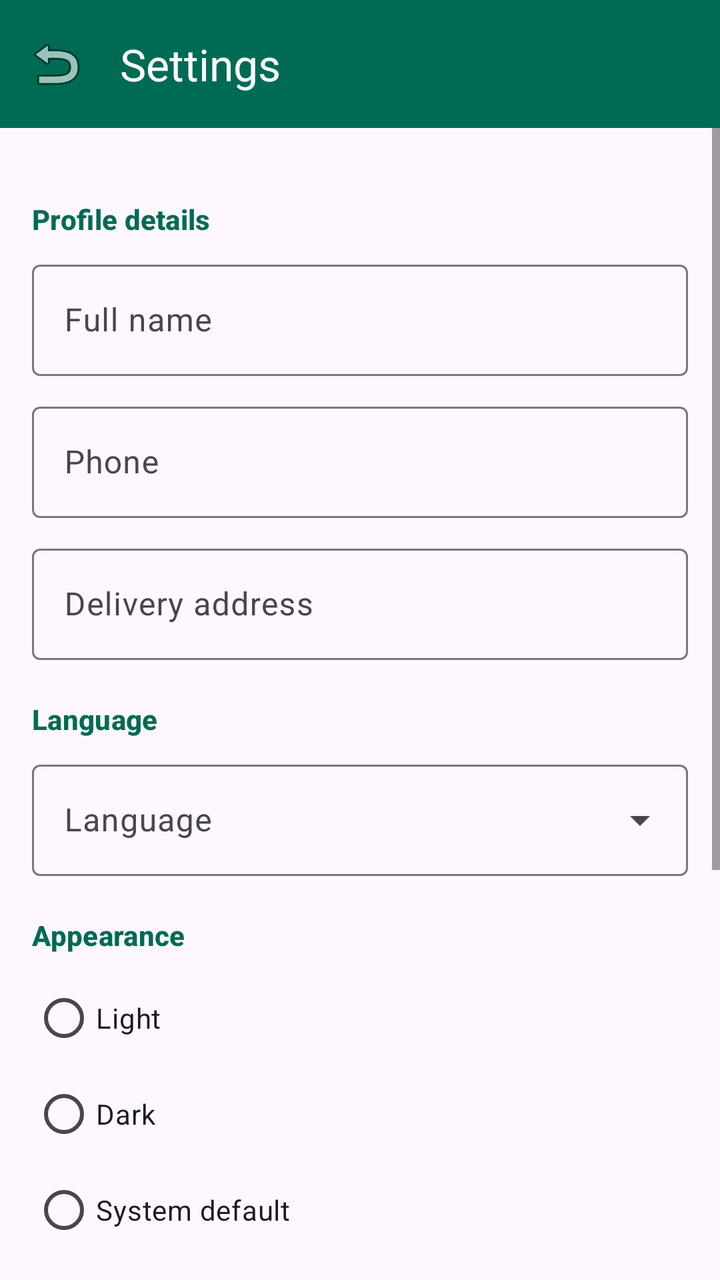
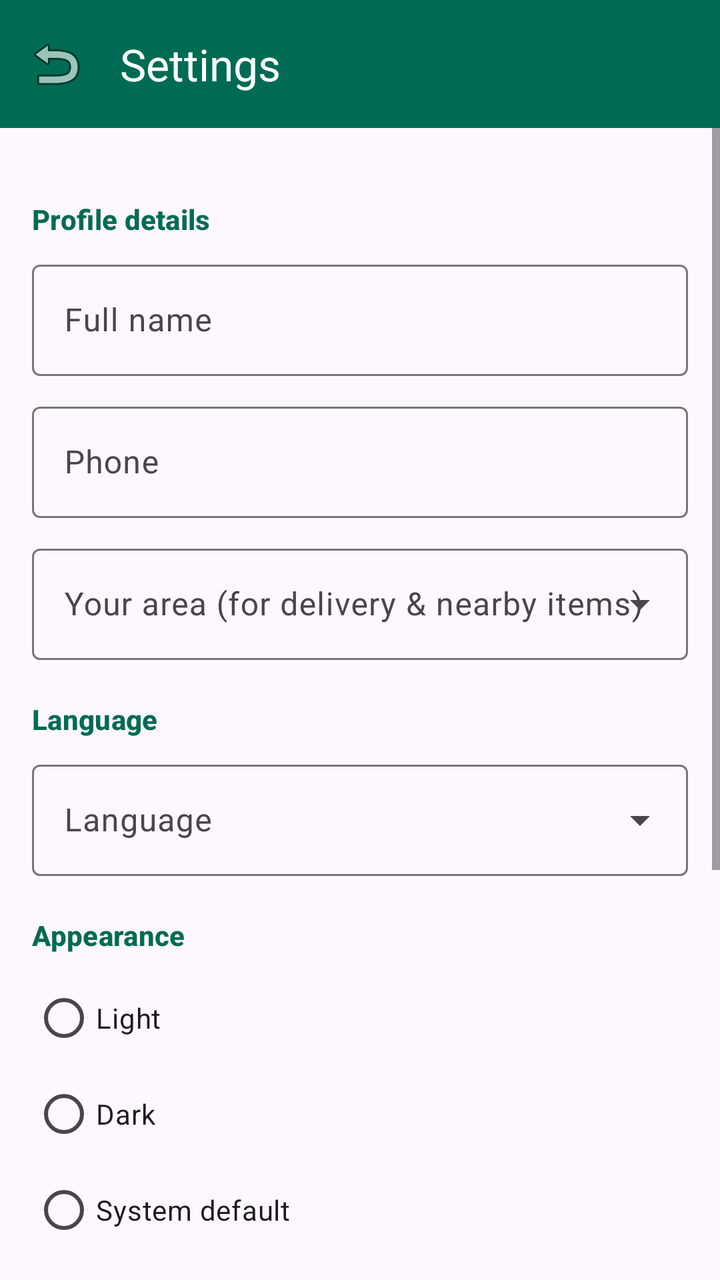

The first picture is an Android layout as it rendered before a commit; the second is the same layout after the commit. The layout source and the unified diff follow.
<!-- AndroidManifest.xml: application theme Theme.ShopLocal -->
<!-- res/layout/activity_settings.xml -->
<?xml version="1.0" encoding="utf-8"?>
<LinearLayout xmlns:android="http://schemas.android.com/apk/res/android"
    xmlns:app="http://schemas.android.com/apk/res-auto"
    android:layout_width="match_parent"
    android:layout_height="match_parent"
    android:orientation="vertical"
    android:background="?attr/colorSurface">

    <com.google.android.material.appbar.MaterialToolbar
        android:id="@+id/toolbar"
        android:layout_width="match_parent"
        android:layout_height="?attr/actionBarSize"
        android:background="@color/brand_green"
        app:navigationIcon="@android:drawable/ic_menu_revert"
        app:title="@string/settings"
        app:titleTextColor="@color/white" />

    <ScrollView
        android:layout_width="match_parent"
        android:layout_height="0dp"
        android:layout_weight="1">

        <LinearLayout
            android:layout_width="match_parent"
            android:layout_height="wrap_content"
            android:orientation="vertical"
            android:padding="16dp">

            
            <TextView style="@style/SettingsSection" android:text="@string/profile_details" />

            <com.google.android.material.textfield.TextInputLayout
                android:layout_width="match_parent"
                android:layout_height="wrap_content"
                android:hint="@string/full_name">

                <com.google.android.material.textfield.TextInputEditText
                    android:id="@+id/inputName"
                    android:layout_width="match_parent"
                    android:layout_height="wrap_content"
                    android:inputType="textPersonName" />
            </com.google.android.material.textfield.TextInputLayout>

            <com.google.android.material.textfield.TextInputLayout
                android:layout_width="match_parent"
                android:layout_height="wrap_content"
                android:layout_marginTop="10dp"
                android:hint="@string/phone">

                <com.google.android.material.textfield.TextInputEditText
                    android:id="@+id/inputPhone"
                    android:layout_width="match_parent"
                    android:layout_height="wrap_content"
                    android:inputType="phone" />
            </com.google.android.material.textfield.TextInputLayout>

            <com.google.android.material.textfield.TextInputLayout
                android:layout_width="match_parent"
                android:layout_height="wrap_content"
                android:layout_marginTop="10dp"
                android:hint="@string/address">

                <com.google.android.material.textfield.TextInputEditText
                    android:id="@+id/inputAddress"
                    android:layout_width="match_parent"
                    android:layout_height="wrap_content"
                    android:inputType="textPostalAddress" />
            </com.google.android.material.textfield.TextInputLayout>

            
            <TextView style="@style/SettingsSection" android:text="@string/language" />

            <com.google.android.material.textfield.TextInputLayout
                android:layout_width="match_parent"
                android:layout_height="wrap_content"
                style="@style/Widget.Material3.TextInputLayout.OutlinedBox.ExposedDropdownMenu"
                android:hint="@string/language">

                <AutoCompleteTextView
                    android:id="@+id/languageDropdown"
                    android:layout_width="match_parent"
                    android:layout_height="wrap_content"
                    android:inputType="none" />
            </com.google.android.material.textfield.TextInputLayout>

            
            <TextView style="@style/SettingsSection" android:text="@string/appearance" />

            <RadioGroup
                android:id="@+id/themeGroup"
                android:layout_width="match_parent"
                android:layout_height="wrap_content"
                android:orientation="vertical">

                <RadioButton android:id="@+id/themeLight"  android:layout_width="match_parent" android:layout_height="wrap_content" android:text="@string/theme_light" />
                <RadioButton android:id="@+id/themeDark"   android:layout_width="match_parent" android:layout_height="wrap_content" android:text="@string/theme_dark" />
                <RadioButton android:id="@+id/themeSystem" android:layout_width="match_parent" android:layout_height="wrap_content" android:text="@string/theme_system" />
            </RadioGroup>

            
            <TextView style="@style/SettingsSection" android:text="@string/notifications" />

            <com.google.android.material.materialswitch.MaterialSwitch
                android:id="@+id/switchPush"
                android:layout_width="match_parent"
                android:layout_height="wrap_content"
                android:paddingVertical="8dp"
                android:text="@string/push_notifications" />

            <com.google.android.material.materialswitch.MaterialSwitch
                android:id="@+id/switchEmail"
                android:layout_width="match_parent"
                android:layout_height="wrap_content"
                android:paddingVertical="8dp"
                android:text="@string/email_notifications" />

            
            <TextView style="@style/SettingsSection" android:text="@string/subscription" />

            <com.google.android.material.materialswitch.MaterialSwitch
                android:id="@+id/switchSubscribe"
                android:layout_width="match_parent"
                android:layout_height="wrap_content"
                android:paddingVertical="8dp"
                android:text="@string/subscription_desc" />

            <com.google.android.material.button.MaterialButton
                android:id="@+id/btnSave"
                android:layout_width="match_parent"
                android:layout_height="wrap_content"
                android:layout_marginTop="24dp"
                android:paddingVertical="12dp"
                android:text="@string/save" />
        </LinearLayout>
    </ScrollView>
</LinearLayout>
<!-- resources referenced by this layout -->
<resources>
  <color name="brand_green">#006B54</color>
  <color name="white">#FFFFFF</color>
  <string name="address">Delivery address</string>
  <string name="appearance">Appearance</string>
  <string name="email_notifications">Email notifications</string>
  <string name="full_name">Full name</string>
  <string name="language">Language</string>
  <string name="notifications">Notifications</string>
  <string name="phone">Phone</string>
  <string name="profile_details">Profile details</string>
  <string name="push_notifications">Push notifications</string>
  <string name="save">Save changes</string>
  <string name="settings">Settings</string>
  <string name="subscription">ShopLocal MORE</string>
  <string name="subscription_desc">Free delivery on every order</string>
  <string name="theme_dark">Dark</string>
  <string name="theme_light">Light</string>
  <string name="theme_system">System default</string>
  <style name="SettingsSection" parent="TextAppearance.Material3.TitleSmall">
          <item name="android:layout_width">wrap_content</item>
          <item name="android:layout_height">wrap_content</item>
          <item name="android:layout_marginTop">20dp</item>
          <item name="android:layout_marginBottom">8dp</item>
          <item name="android:textColor">@color/brand_green</item>
          <item name="android:textStyle">bold</item>
      </style>
  <style name="Theme.ShopLocal" parent="Theme.Material3.DayNight.NoActionBar">
          <item name="colorPrimary">@color/brand_green</item>
          <item name="colorPrimaryDark">@color/brand_green_dark</item>
          <item name="colorOnPrimary">@color/white</item>
          <item name="colorSecondary">@color/brand_orange</item>
          <item name="colorOnSecondary">@color/white</item>
          <item name="colorTertiary">@color/brand_gold</item>
          <item name="android:statusBarColor">@color/brand_green</item>
      </style>
  <color name="brand_green_dark">#004C3C</color>
  <color name="brand_orange">#E87A1A</color>
  <color name="brand_gold">#FFB612</color>
</resources>

<!-- the commit's change to res/layout/activity_settings.xml (unified diff, before → after) -->
@@ -58,13 +58,14 @@
                 android:layout_width="match_parent"
                 android:layout_height="wrap_content"
                 android:layout_marginTop="10dp"
-                android:hint="@string/address">
+                style="@style/Widget.Material3.TextInputLayout.OutlinedBox.ExposedDropdownMenu"
+                android:hint="@string/your_area">
 
-                <com.google.android.material.textfield.TextInputEditText
-                    android:id="@+id/inputAddress"
+                <AutoCompleteTextView
+                    android:id="@+id/inputArea"
                     android:layout_width="match_parent"
                     android:layout_height="wrap_content"
-                    android:inputType="textPostalAddress" />
+                    android:inputType="none" />
             </com.google.android.material.textfield.TextInputLayout>
 
             
<!-- resource entries referenced after the edit -->
@@ -2,7 +2,6 @@
 <resources>
   <color name="brand_green">#006B54</color>
   <color name="white">#FFFFFF</color>
-  <string name="address">Delivery address</string>
   <string name="appearance">Appearance</string>
   <string name="email_notifications">Email notifications</string>
   <string name="full_name">Full name</string>
@@ -18,6 +17,7 @@
   <string name="theme_dark">Dark</string>
   <string name="theme_light">Light</string>
   <string name="theme_system">System default</string>
+  <string name="your_area">Your area (for delivery &amp; nearby items)</string>
   <style name="SettingsSection" parent="TextAppearance.Material3.TitleSmall">
           <item name="android:layout_width">wrap_content</item>
           <item name="android:layout_height">wrap_content</item>
@@ -27,16 +27,48 @@
           <item name="android:textStyle">bold</item>
       </style>
   <style name="Theme.ShopLocal" parent="Theme.Material3.DayNight.NoActionBar">
+          
           <item name="colorPrimary">@color/brand_green</item>
           <item name="colorPrimaryDark">@color/brand_green_dark</item>
           <item name="colorOnPrimary">@color/white</item>
+          <item name="colorPrimaryContainer">@color/brand_green_light</item>
+          <item name="colorOnPrimaryContainer">@color/brand_green_dark</item>
           <item name="colorSecondary">@color/brand_orange</item>
           <item name="colorOnSecondary">@color/white</item>
+          <item name="colorSecondaryContainer">@color/brand_gold_light</item>
+          <item name="colorOnSecondaryContainer">#5A4200</item>
           <item name="colorTertiary">@color/brand_gold</item>
+  
+          
+          <item name="shapeAppearanceCornerSmall">@style/ShapeAppearance.ShopLocal.Small</item>
+          <item name="shapeAppearanceCornerMedium">@style/ShapeAppearance.ShopLocal.Medium</item>
+          <item name="shapeAppearanceCornerLarge">@style/ShapeAppearance.ShopLocal.Large</item>
+  
+          
+          <item name="materialButtonStyle">@style/Widget.ShopLocal.Button</item>
+  
+          
           <item name="android:statusBarColor">@color/brand_green</item>
+          <item name="android:navigationBarColor">?attr/colorSurface</item>
       </style>
   <color name="brand_green_dark">#004C3C</color>
+  <color name="brand_green_light">#CDE9E0</color>
   <color name="brand_orange">#E87A1A</color>
+  <color name="brand_gold_light">#FFE9B0</color>
   <color name="brand_gold">#FFB612</color>
+  <style name="ShapeAppearance.ShopLocal.Small" parent="ShapeAppearance.Material3.Corner.Small">
+          <item name="cornerSize">10dp</item>
+      </style>
+  <style name="ShapeAppearance.ShopLocal.Medium" parent="ShapeAppearance.Material3.Corner.Medium">
+          <item name="cornerSize">18dp</item>
+      </style>
+  <style name="ShapeAppearance.ShopLocal.Large" parent="ShapeAppearance.Material3.Corner.Large">
+          <item name="cornerSize">24dp</item>
+      </style>
+  <style name="Widget.ShopLocal.Button" parent="Widget.Material3.Button">
+          <item name="cornerRadius">26dp</item>
+          <item name="android:paddingTop">12dp</item>
+          <item name="android:paddingBottom">12dp</item>
+      </style>
 </resources>
 
